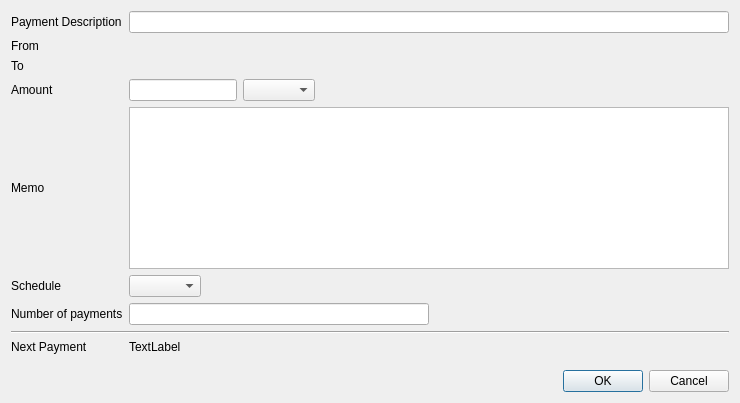
This is src/newrecurring.ui in ZcashFoundation/zecwallet as Qt 5 draws it before an edit. The edited form follows.
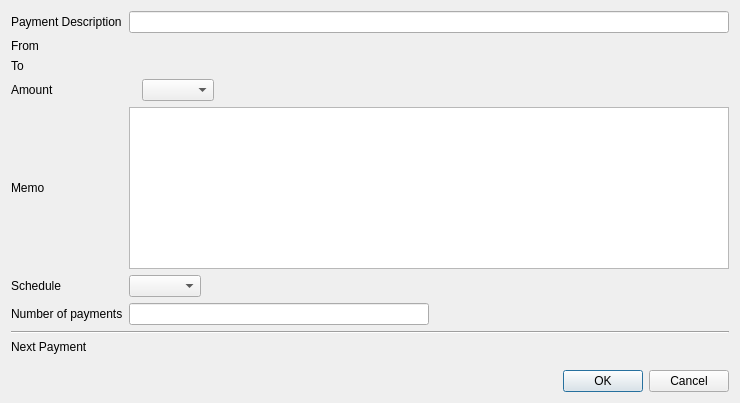
This is the edited form.

Diff of the .ui file:
```diff
--- a/src/newrecurring.ui
+++ b/src/newrecurring.ui
@@ -24,12 +24,9 @@
    <item row="3" column="2">
     <layout class="QHBoxLayout" name="horizontalLayout_3">
      <item>
-      <widget class="QLineEdit" name="txtAmt">
-       <property name="sizePolicy">
-        <sizepolicy hsizetype="Minimum" vsizetype="Fixed">
-         <horstretch>0</horstretch>
-         <verstretch>0</verstretch>
-        </sizepolicy>
+      <widget class="QLabel" name="lblAmt">
+       <property name="text">
+        <string notr="true">&lt;Amount&gt;</string>
        </property>
       </widget>
      </item>
@@ -159,7 +156,7 @@
    <item row="8" column="2">
     <widget class="QLabel" name="lblNextPayment">
      <property name="text">
-      <string>TextLabel</string>
+      <string notr="true"/>
      </property>
     </widget>
    </item>
```
Left out of the diff: 5 changed lines with no effect on the pictures.
